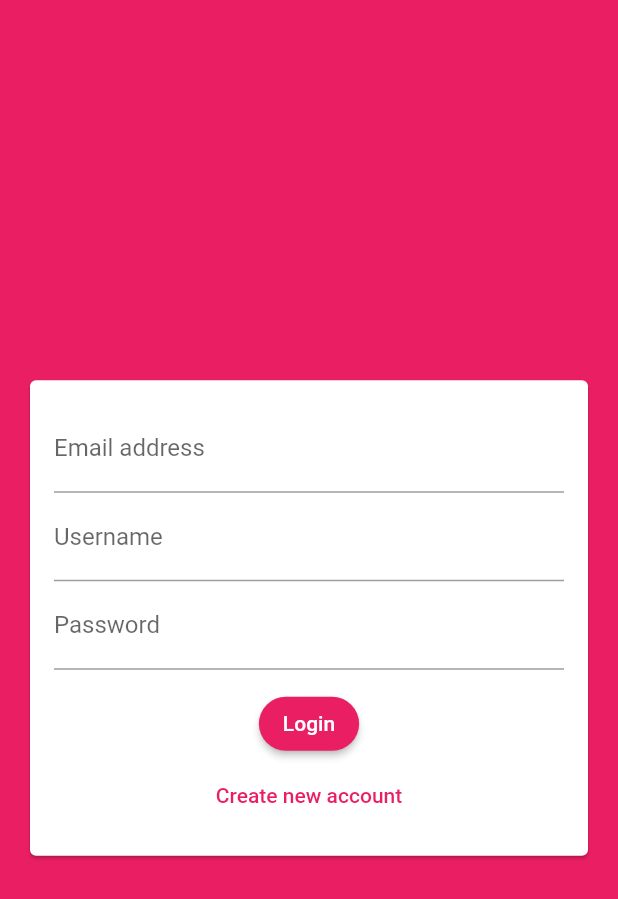
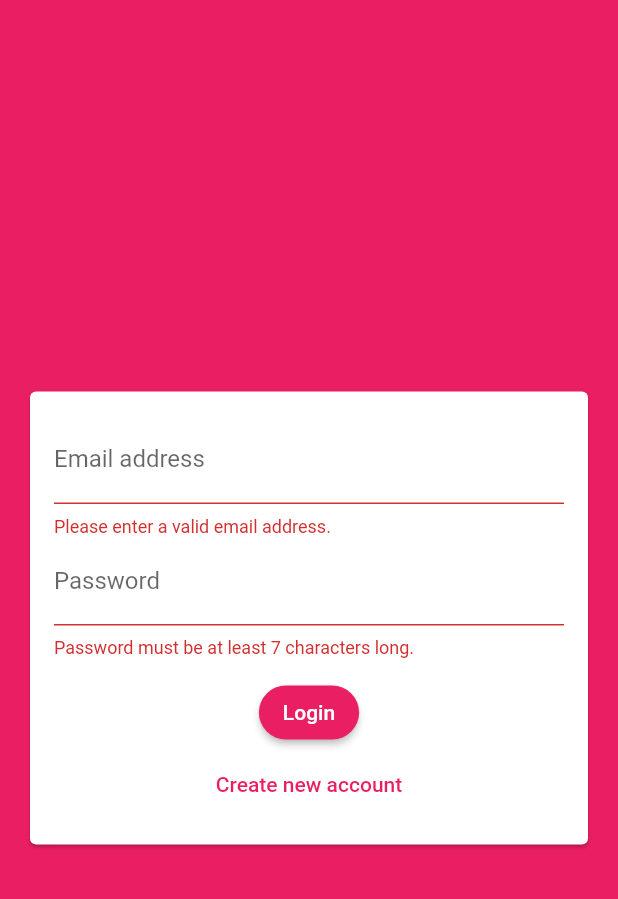
Before and after one commit to Akmalismail/udemy-flutter, a Flutter app: the screen it shows after launch, after a tap on "Login", on a phone screen of 412 x 824 dp. Shown: the top 899 px of the screen. Run offline on Flutter 3.47's test engine with Material 2 defaults, Android fonts, the phone set to English and light mode, and no system bars; our stand-ins replace cloud_firestore, firebase_core; accounts and stored records are empty.

Commit message:
325. Creating an Authentication Form

```diff
--- a/lib/widgets/auth/auth_form.dart
+++ b/lib/widgets/auth/auth_form.dart
@@ -1,13 +1,31 @@
 import 'package:flutter/material.dart';
 
 class AuthForm extends StatefulWidget {
-  const AuthForm({Key key}) : super(key: key);
-
   @override
   State<AuthForm> createState() => _AuthFormState();
 }
 
 class _AuthFormState extends State<AuthForm> {
+  final _formKey = GlobalKey<FormState>();
+  var _isLogin = true;
+  var _userEmail = '';
+  var _userName = '';
+  var _userPassword = '';
+
+  void _onSubmit() {
+    final isValid = _formKey.currentState.validate();
+    FocusScope.of(context).unfocus();
+
+    if (isValid) {
+      _formKey.currentState.save();
+
+      print(_userEmail);
+      print(_userName);
+      print(_userPassword);
+      // Use those values to send our auth request ...
+    }
+  }
+
   @override
   Widget build(BuildContext context) {
     return Center(
@@ -17,28 +35,71 @@ class _AuthFormState extends State<AuthForm> {
           child: Padding(
             padding: const EdgeInsets.all(16),
             child: Form(
+              key: _formKey,
               child: Column(
                 mainAxisSize: MainAxisSize.min,
                 children: [
                   TextFormField(
+                    key: ValueKey('email'),
                     keyboardType: TextInputType.emailAddress,
                     decoration: InputDecoration(labelText: 'Email address'),
+                    validator: (value) {
+                      if (value.isEmpty ||
+                          !RegExp(r"^[a-zA-Z0-9.a-zA-Z0-9.!#$%&'*+-/=?^_`{|}~]+@[a-zA-Z0-9]+\.[a-zA-Z]+")
+                              .hasMatch(value)) {
+                        return 'Please enter a valid email address.';
+                      }
+
+                      return null;
+                    },
+                    onSaved: (value) {
+                      _userEmail = value;
+                    },
                   ),
+                  if (!_isLogin)
+                    TextFormField(
+                      key: ValueKey('username'),
+                      decoration: InputDecoration(labelText: 'Username'),
+                      validator: (value) {
+                        if (value.isEmpty || value.length < 4) {
+                          return 'Please enter at least 4 characters';
+                        }
+
+                        return null;
+                      },
+                      onSaved: (value) {
+                        _userName = value;
+                      },
+                    ),
                   TextFormField(
-                    decoration: InputDecoration(labelText: 'Username'),
-                  ),
-                  TextFormField(
+                    key: ValueKey('password'),
                     decoration: InputDecoration(labelText: 'Password'),
                     obscureText: true,
+                    validator: (value) {
+                      if (value.isEmpty || value.length < 7) {
+                        return 'Password must be at least 7 characters long.';
+                      }
+
+                      return null;
+                    },
+                    onSaved: (value) {
+                      _userPassword = value;
+                    },
                   ),
                   SizedBox(height: 12),
                   ElevatedButton(
-                    child: Text('Login'),
-                    onPressed: () {},
+                    child: Text(_isLogin ? 'Login' : 'Sign Up'),
+                    onPressed: _onSubmit,
                   ),
                   TextButton(
-                    child: Text('Create new account'),
-                    onPressed: () {},
+                    child: Text(_isLogin
+                        ? 'Create new account'
+                        : 'I already have an account'),
+                    onPressed: () {
+                      setState(() {
+                        _isLogin = !_isLogin;
+                      });
+                    },
                   ),
                 ],
               ),
--- a/pubspec.yaml
+++ b/pubspec.yaml
@@ -14,7 +14,7 @@ description: A new Flutter project.
 version: 1.0.0+1
 
 environment:
-  sdk: ">=2.1.0 <3.0.0"
+  sdk: ">=2.3.0 <3.0.0"
 
 dependencies:
   flutter:
@@ -30,13 +30,11 @@ dev_dependencies:
   flutter_test:
     sdk: flutter
 
-
 # For information on the generic Dart part of this file, see the
 # following page: https://dart.dev/tools/pub/pubspec
 
 # The following section is specific to Flutter.
 flutter:
-
   # The following line ensures that the Material Icons font is
   # included with your application, so that you can use the icons in
   # the material Icons class.
```
